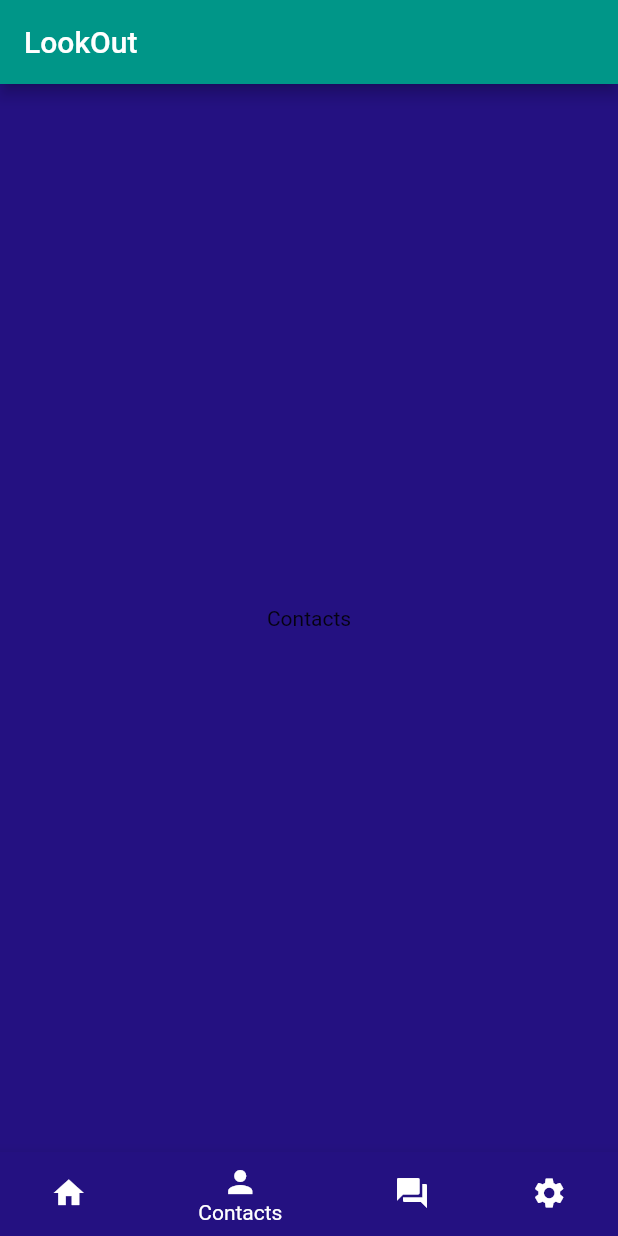
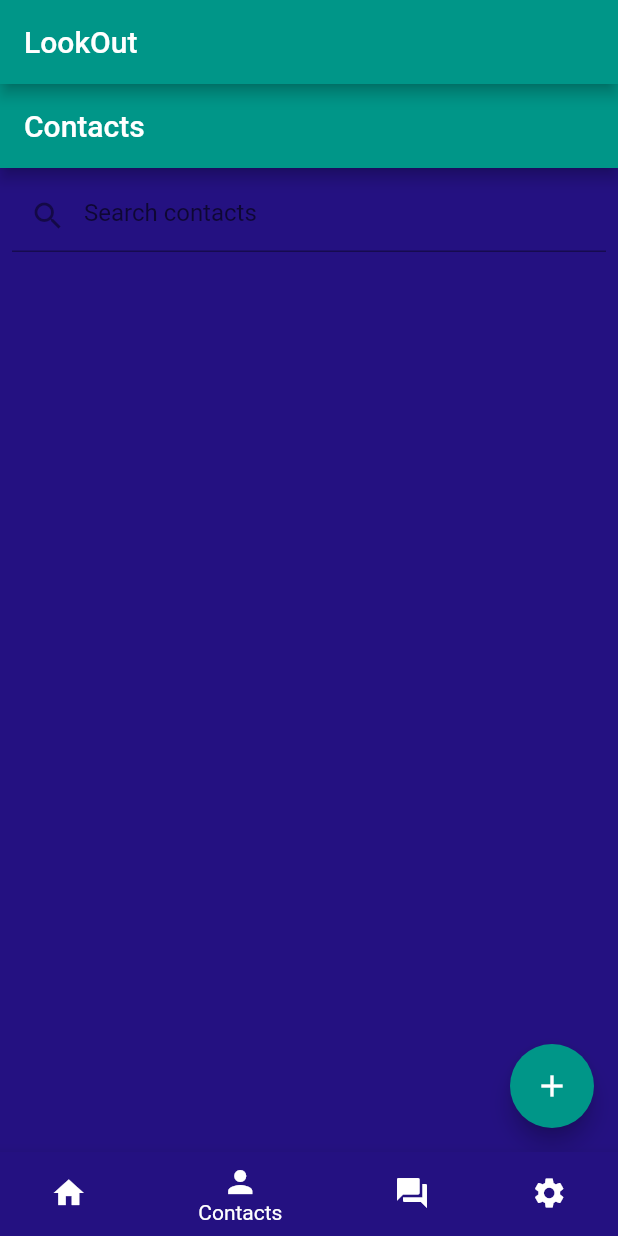
Before and after one commit to SahujMehta/lookout, a Flutter app: the screen it shows after launch, item 2 of the bottom bar chosen, on a phone screen of 412 x 824 dp. Run offline on Flutter 3.47's test engine with Material 2 defaults, Android fonts, the phone set to English and light mode, and no system bars; our stand-ins replace contacts_service, permission_handler.

Commit message:
Partial Contact implementation

```diff
--- a/lib/contacts.dart
+++ b/lib/contacts.dart
@@ -1,10 +1,93 @@
 import 'package:flutter/material.dart';
+import 'package:contacts_service/contacts_service.dart';
+import 'package:permission_handler/permission_handler.dart';
 
-class Contacts extends StatelessWidget {
+class Contacts extends StatefulWidget {
+  @override
+  _ContactsState createState() => _ContactsState();
+}
+
+class _ContactsState extends State<Contacts> {
+  List<Contact> contacts = [];
+  List<Contact> filteredContacts = [];
+
+  @override
+  void initState() {
+    super.initState();
+    getContactsPermission();
+  }
+
+  void getContactsPermission() async {
+    PermissionStatus permissionStatus = await Permission.contacts.request();
+    if (permissionStatus.isGranted) {
+      loadContacts();
+    }
+  }
+
+  void loadContacts() async {
+    Iterable<Contact> contactsIterable = await ContactsService.getContacts();
+    setState(() {
+      contacts = contactsIterable.toList();
+      filteredContacts = contacts;
+    });
+  }
+
   @override
   Widget build(BuildContext context) {
-    return Center(
-      child: Text('Contacts'),
+    return Scaffold(
+      appBar: AppBar(
+        title: Text('Contacts'),
+      ),
+      body: Column(
+        children: [
+          Padding(
+            padding: const EdgeInsets.all(8.0),
+            child: TextField(
+              decoration: InputDecoration(
+                hintText: 'Search contacts',
+                prefixIcon: Icon(Icons.search),
+              ),
+              onChanged: (value) {
+                setState(() {
+                  filteredContacts = contacts
+                      .where((contact) =>
+                          contact.displayName
+                              ?.toLowerCase()
+                              .contains(value.toLowerCase()) ??
+                          false)
+                      .toList();
+                });
+              },
+            ),
+          ),
+          Expanded(
+            child: ListView.builder(
+              itemCount: filteredContacts.length,
+              itemBuilder: (context, index) {
+                Contact contact = filteredContacts[index];
+                return ListTile(
+                  title: Text(contact.displayName ?? ''),
+                  subtitle: Text(contact.phones?.isNotEmpty == true
+                      ? contact.phones!.first.value ?? ''
+                      : ''),
+                );
+              },
+            ),
+          ),
+        ],
+      ),
+      floatingActionButton: FloatingActionButton(
+        onPressed: () async {
+          Contact newContact = await ContactsService.openContactForm();
+          if (newContact != null) {
+            setState(() {
+              contacts.add(newContact);
+              filteredContacts = contacts;
+            });
+          }
+        },
+        child: Icon(Icons.add),
+      ),
     );
   }
 }
--- a/lib/main.dart
+++ b/lib/main.dart
@@ -4,8 +4,11 @@ import 'my_home_page.dart';
 import 'contacts.dart';
 import 'help.dart';
 import 'settings.dart';
+import 'package:permission_handler/permission_handler.dart';
 
-void main() {
+void main() async {
+  WidgetsFlutterBinding.ensureInitialized();
+  await Permission.contacts.request();
   runApp(MyApp());
 }
 
```
